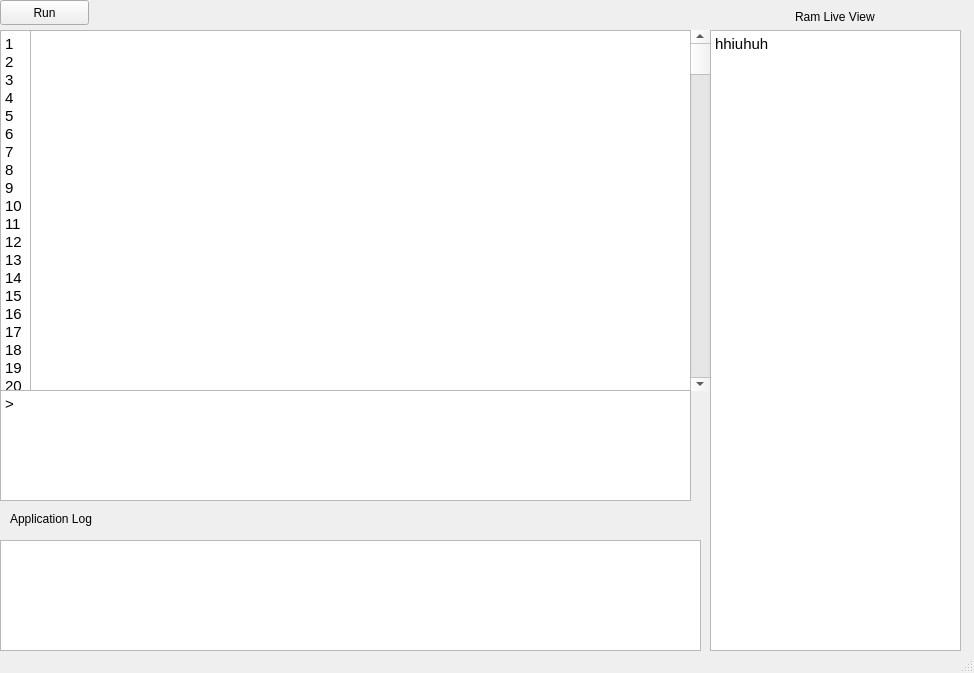
Above: gui.ui from igmochang/GUIProyecto2Datos2 before the change. Below: the same form after it.
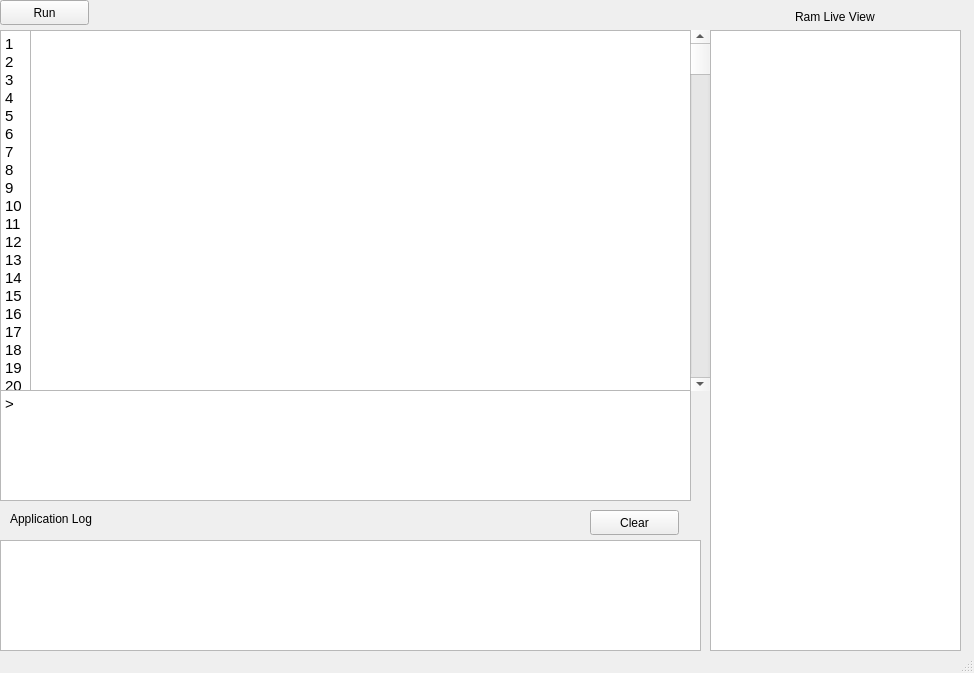
That is the form after the change.

```diff
--- a/gui.ui
+++ b/gui.ui
@@ -51,7 +51,7 @@
 &lt;html&gt;&lt;head&gt;&lt;meta name=&quot;qrichtext&quot; content=&quot;1&quot; /&gt;&lt;style type=&quot;text/css&quot;&gt;
 p, li { white-space: pre-wrap; }
 &lt;/style&gt;&lt;/head&gt;&lt;body style=&quot; font-family:'Ubuntu'; font-size:11pt; font-weight:400; font-style:normal;&quot;&gt;
-&lt;p style=&quot; margin-top:0px; margin-bottom:0px; margin-left:0px; margin-right:0px; -qt-block-indent:0; text-indent:0px;&quot;&gt;hhiuhuh&lt;/p&gt;&lt;/body&gt;&lt;/html&gt;</string>
+&lt;p style=&quot;-qt-paragraph-type:empty; margin-top:0px; margin-bottom:0px; margin-left:0px; margin-right:0px; -qt-block-indent:0; text-indent:0px;&quot;&gt;&lt;br /&gt;&lt;/p&gt;&lt;/body&gt;&lt;/html&gt;</string>
        </property>
       </widget>
      </item>
@@ -264,6 +264,19 @@
 &lt;p style=&quot; margin-top:0px; margin-bottom:0px; margin-left:0px; margin-right:0px; -qt-block-indent:0; text-indent:0px;&quot;&gt;99&lt;/p&gt;&lt;/body&gt;&lt;/html&gt;</string>
     </property>
    </widget>
+   <widget class="QPushButton" name="pushButton">
+    <property name="geometry">
+     <rect>
+      <x>590</x>
+      <y>510</y>
+      <width>89</width>
+      <height>25</height>
+     </rect>
+    </property>
+    <property name="text">
+     <string>Clear</string>
+    </property>
+   </widget>
    <zorder>runButton</zorder>
    <zorder>verticalLayoutWidget</zorder>
    <zorder>appLog</zorder>
```
Left out of the diff: 20 changed lines with no effect on the pictures.
